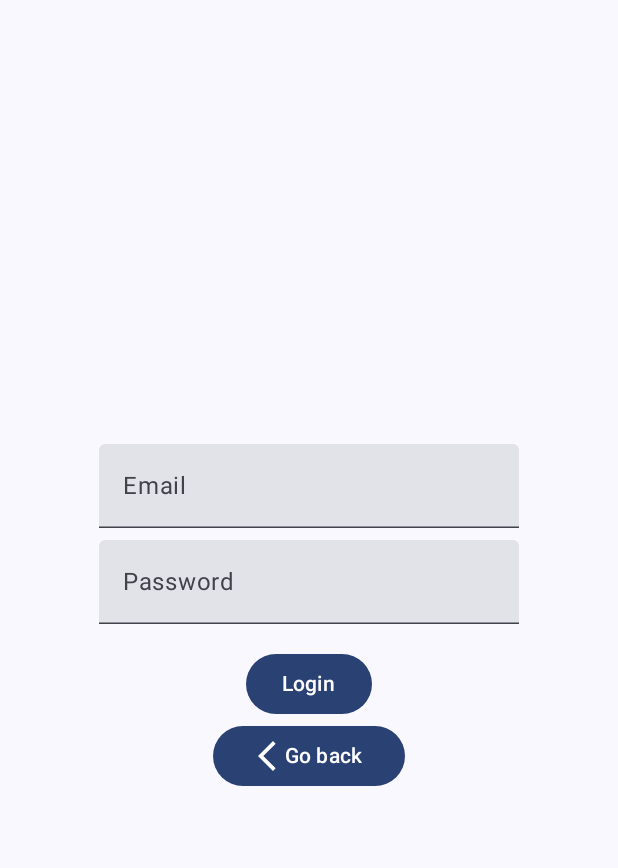
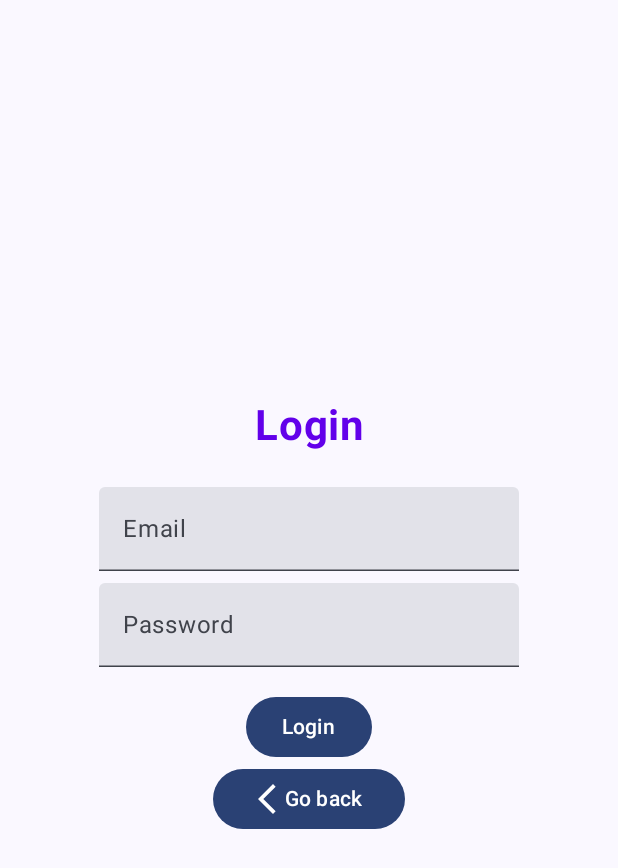
Before and after one commit to brky00/TrainingApp, an Android app built with Jetpack Compose: the screen it shows after launch (MainActivity), after a tap on "Login", on a phone screen of 412 x 824 dp. Shown: the top 868 px of the screen. Run offline under Robolectric (Android 15) with nearby library versions, the phone set to English and light mode, and no system bars; our stand-ins replace Firebase (no records; nobody signed in at launch, a user with empty details on screens opened directly).

Commit message:
Login title is added to LoginPage

```diff
--- a/app/src/main/java/com/trainingappMob/myapplicationtraining/LoginPage.kt
+++ b/app/src/main/java/com/trainingappMob/myapplicationtraining/LoginPage.kt
@@ -9,9 +9,13 @@ import androidx.compose.material3.*
 import androidx.compose.runtime.*
 import androidx.compose.ui.Alignment
 import androidx.compose.ui.Modifier
+import androidx.compose.ui.graphics.Color
+import androidx.compose.ui.text.font.FontWeight
 import androidx.compose.ui.text.input.PasswordVisualTransformation
+import androidx.compose.ui.text.style.TextAlign
 import androidx.compose.ui.tooling.preview.Preview
 import androidx.compose.ui.unit.dp
+import androidx.compose.ui.unit.sp
 import androidx.navigation.NavHostController
 import androidx.navigation.compose.rememberNavController
 import com.google.firebase.auth.FirebaseAuth
@@ -30,6 +34,14 @@ fun LoginPage(navController: NavHostController) {
         verticalArrangement = Arrangement.Center,
         horizontalAlignment = Alignment.CenterHorizontally
     ) {
+        Text(
+            text = "Login",
+            fontSize = 28.sp,
+            fontWeight = FontWeight.Bold,
+            color = Color(0xFF6200EA),
+            textAlign = TextAlign.Center,
+            modifier = Modifier.padding(bottom = 24.dp)
+        )
         TextField(value = email,
             onValueChange = { email = it },
             label = { Text("Email") })
```
